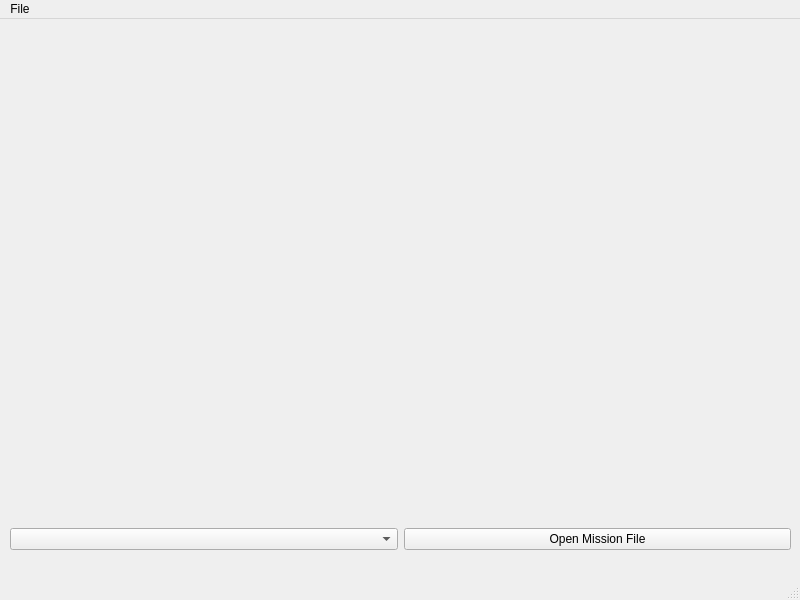
Above: src/esmb/mainwindow.ui from shitwolfymakes/Endless-Sky-Mission-Builder before the change. Below: the same form after it.
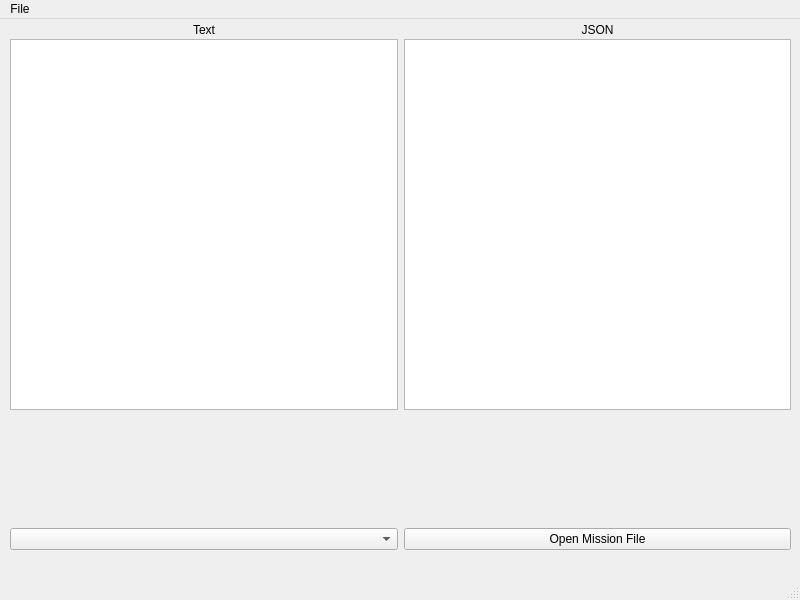
That is the form after the change.

Commit message: added file opening and display

```diff
--- a/src/esmb/mainwindow.ui
+++ b/src/esmb/mainwindow.ui
@@ -18,12 +18,33 @@
     <property name="geometry">
      <rect>
       <x>10</x>
-      <y>0</y>
+      <y>20</y>
       <width>781</width>
-      <height>391</height>
+      <height>371</height>
      </rect>
     </property>
-    <layout class="QHBoxLayout" name="horizontalLayout"/>
+    <layout class="QHBoxLayout" name="horizontalLayout">
+     <item>
+      <widget class="QTextEdit" name="textDisplay">
+       <property name="lineWrapMode">
+        <enum>QTextEdit::NoWrap</enum>
+       </property>
+       <property name="readOnly">
+        <bool>true</bool>
+       </property>
+      </widget>
+     </item>
+     <item>
+      <widget class="QTextEdit" name="jsonDisplay">
+       <property name="lineWrapMode">
+        <enum>QTextEdit::NoWrap</enum>
+       </property>
+       <property name="readOnly">
+        <bool>true</bool>
+       </property>
+      </widget>
+     </item>
+    </layout>
    </widget>
    <widget class="QWidget" name="verticalLayoutWidget">
     <property name="geometry">
@@ -58,6 +79,41 @@
      </item>
     </layout>
    </widget>
+   <widget class="QWidget" name="horizontalLayoutWidget_3">
+    <property name="geometry">
+     <rect>
+      <x>10</x>
+      <y>0</y>
+      <width>781</width>
+      <height>21</height>
+     </rect>
+    </property>
+    <layout class="QHBoxLayout" name="horizontalLayout_3">
+     <item>
+      <widget class="QLabel" name="label">
+       <property name="text">
+        <string>Text</string>
+       </property>
+       <property name="textFormat">
+        <enum>Qt::AutoText</enum>
+       </property>
+       <property name="alignment">
+        <set>Qt::AlignCenter</set>
+       </property>
+      </widget>
+     </item>
+     <item>
+      <widget class="QLabel" name="label_2">
+       <property name="text">
+        <string>JSON</string>
+       </property>
+       <property name="alignment">
+        <set>Qt::AlignCenter</set>
+       </property>
+      </widget>
+     </item>
+    </layout>
+   </widget>
   </widget>
   <widget class="QMenuBar" name="menubar">
    <property name="geometry">
```
The commit also changes 2 other files.
